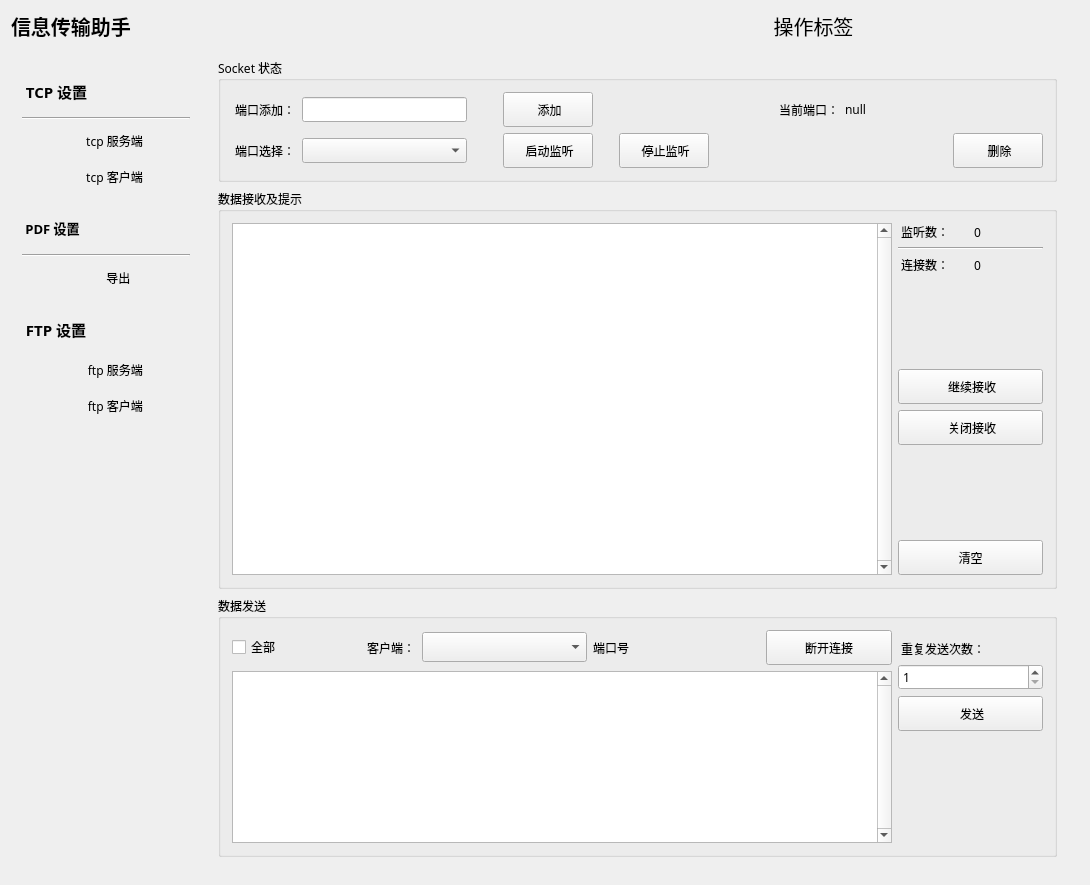
Qt form ExportScannerInfo/ExportScannerInfo.ui (2782694792/InfoTransAssistant) before a commit.
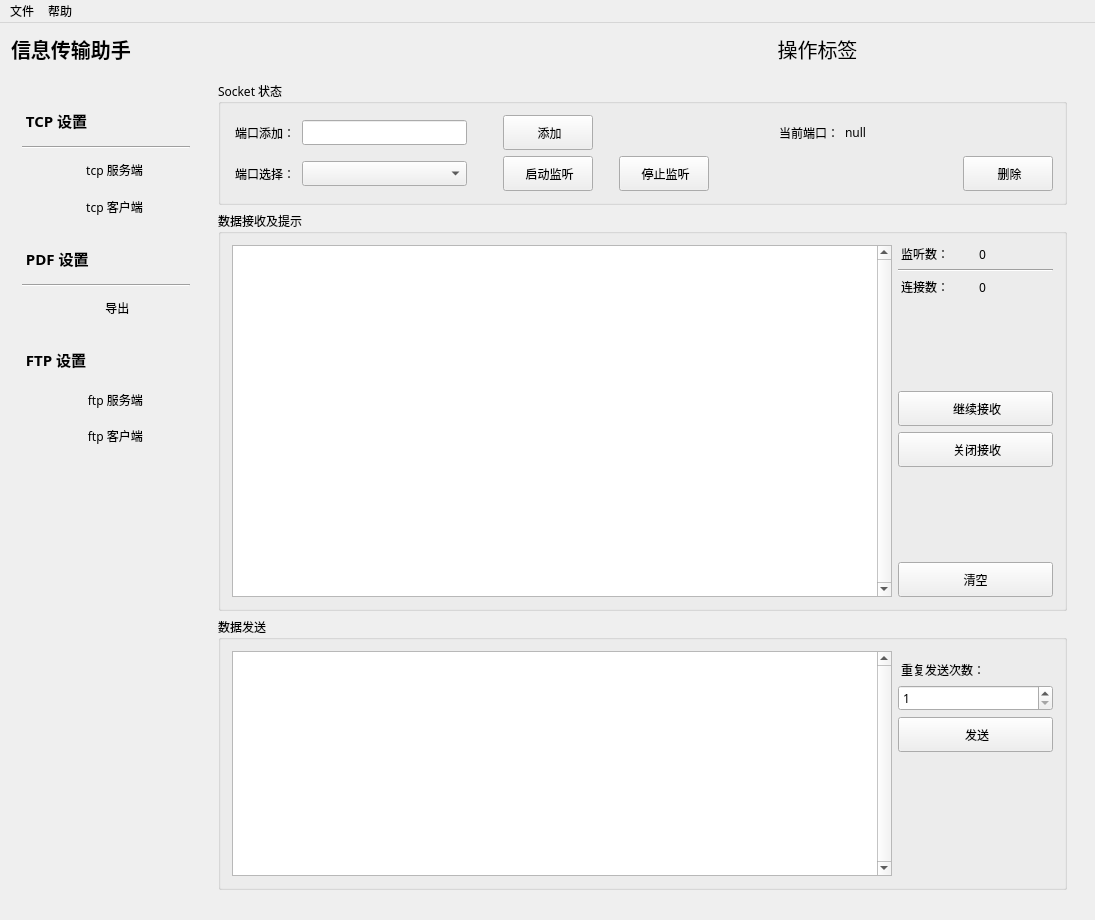
The same form after that commit. The open tabs and pages were chosen to show the change. Icons and pictures are not drawn. Custom widgets are drawn as their Qt base class.

Commit message: fix/fetch - tcps 连接客户端信息更新、丰富枚举类、分配操作日志、tcpc 创建连接并同步

```diff
--- a/ExportScannerInfo/ExportScannerInfo.ui
+++ b/ExportScannerInfo/ExportScannerInfo.ui
@@ -9,8 +9,8 @@
    <rect>
     <x>0</x>
     <y>0</y>
-    <width>1090</width>
-    <height>885</height>
+    <width>1095</width>
+    <height>920</height>
    </rect>
   </property>
   <property name="sizePolicy">
@@ -22,7 +22,7 @@
   <property name="minimumSize">
    <size>
     <width>1090</width>
-    <height>885</height>
+    <height>910</height>
    </size>
   </property>
   <property name="mouseTracking">
@@ -142,6 +142,11 @@
             <height>800</height>
            </size>
           </property>
+          <property name="font">
+           <font>
+            <pointsize>12</pointsize>
+           </font>
+          </property>
           <layout class="QVBoxLayout" name="verticalLayout_14">
            <item>
             <widget class="QLabel" name="TL_TCP">
@@ -181,11 +186,41 @@
             </widget>
            </item>
            <item>
+            <widget class="QGroupBox" name="GB_TCP_SETS">
+             <property name="sizePolicy">
+              <sizepolicy hsizetype="Preferred" vsizetype="Preferred">
+               <horstretch>0</horstretch>
+               <verstretch>0</verstretch>
+              </sizepolicy>
+             </property>
+             <property name="styleSheet">
+              <string notr="true">border: 0px;</string>
+             </property>
+             <property name="title">
+              <string/>
+             </property>
+             <layout class="QVBoxLayout" name="verticalLayout_18">
+              <property name="spacing">
+               <number>7</number>
+              </property>
+              <property name="leftMargin">
+               <number>0</number>
+              </property>
+              <property name="topMargin">
+               <number>0</number>
+              </property>
+              <property name="rightMargin">
+               <number>0</number>
+              </property>
+              <property name="bottomMargin">
+               <number>0</number>
+              </property>
+              <item>
             <layout class="QHBoxLayout" name="horizontalLayout_17">
              <item>
               <widget class="ClickableLabel" name="TL_TCP_SERVER">
                <property name="sizePolicy">
-                <sizepolicy hsizetype="Preferred" vsizetype="Preferred">
+                   <sizepolicy hsizetype="Preferred" vsizetype="Minimum">
                  <horstretch>0</horstretch>
                  <verstretch>0</verstretch>
                 </sizepolicy>
@@ -287,6 +322,9 @@
              </item>
             </layout>
            </item>
+             </layout>
+            </widget>
+           </item>
            <item>
             <spacer name="verticalSpacer">
              <property name="orientation">
@@ -304,9 +342,11 @@
             </spacer>
            </item>
            <item>
+            <layout class="QHBoxLayout" name="horizontalLayout_24">
+             <item>
             <widget class="QLabel" name="TL_PDF">
              <property name="sizePolicy">
-              <sizepolicy hsizetype="Preferred" vsizetype="Preferred">
+                <sizepolicy hsizetype="Expanding" vsizetype="Preferred">
                <horstretch>0</horstretch>
                <verstretch>0</verstretch>
               </sizepolicy>
@@ -320,7 +360,7 @@
              <property name="font">
               <font>
                <family>JetBrains Mono ExtraBold</family>
-               <pointsize>10</pointsize>
+                 <pointsize>11</pointsize>
                <weight>75</weight>
                <bold>true</bold>
               </font>
@@ -337,6 +377,43 @@
             </widget>
            </item>
            <item>
+              <widget class="ClickableLabel" name="TL_PDF_ICON">
+               <property name="sizePolicy">
+                <sizepolicy hsizetype="Fixed" vsizetype="Fixed">
+                 <horstretch>0</horstretch>
+                 <verstretch>0</verstretch>
+                </sizepolicy>
+               </property>
+               <property name="minimumSize">
+                <size>
+                 <width>22</width>
+                 <height>22</height>
+                </size>
+               </property>
+               <property name="styleSheet">
+                <string notr="true">QLabel {
+    border: 0px solid black;
+border-image: url(./images/toDown-arrow.png);    border-radius: 5px;
+}
+
+/* 定义鼠标悬停时的样式 */
+QLabel:hover {
+    border-color: blue;
+    border-image: url(./images/toDown-blue.png);
+}
+
+/* 定义鼠标点击时的样式 */
+QLabel:pressed {
+    border-image: url(./images/toDown-blue.png);}</string>
+               </property>
+               <property name="text">
+                <string/>
+               </property>
+              </widget>
+             </item>
+            </layout>
+           </item>
+           <item>
             <widget class="Line" name="line">
              <property name="sizePolicy">
               <sizepolicy hsizetype="MinimumExpanding" vsizetype="Fixed">
@@ -350,7 +427,64 @@
             </widget>
            </item>
            <item>
+            <layout class="QVBoxLayout" name="VLAYOUT_PDF_SETS">
+             <property name="spacing">
+              <number>7</number>
+             </property>
+             <item>
+              <widget class="QGroupBox" name="GB_PDF_SETS">
+               <property name="enabled">
+                <bool>true</bool>
+               </property>
+               <property name="sizePolicy">
+                <sizepolicy hsizetype="Preferred" vsizetype="Minimum">
+                 <horstretch>0</horstretch>
+                 <verstretch>0</verstretch>
+                </sizepolicy>
+               </property>
+               <property name="minimumSize">
+                <size>
+                 <width>0</width>
+                 <height>30</height>
+                </size>
+               </property>
+               <property name="maximumSize">
+                <size>
+                 <width>16777215</width>
+                 <height>16777215</height>
+                </size>
+               </property>
+               <property name="toolTipDuration">
+                <number>-1</number>
+               </property>
+               <property name="styleSheet">
+                <string notr="true">border: 0px;</string>
+               </property>
+               <property name="alignment">
+                <set>Qt::AlignLeading|Qt::AlignLeft|Qt::AlignVCenter</set>
+               </property>
+               <property name="flat">
+                <bool>false</bool>
+               </property>
             <layout class="QHBoxLayout" name="horizontalLayout_19">
+                <property name="spacing">
+                 <number>7</number>
+                </property>
+                <property name="sizeConstraint">
+                 <enum>QLayout::SetDefaultConstraint</enum>
+                </property>
+                <property name="leftMargin">
+                 <number>0</number>
+                </property>
+                <property name="topMargin">
+                 <number>0</number>
+                </property>
+                <property name="rightMargin">
+                 <number>0</number>
+                </property>
+                <property name="bottomMargin">
+                 <number>0</number>
+                </property>
              <item>
               <widget class="ClickableLabel" name="TL_PDF_EXPORT">
                <property name="sizePolicy">
@@ -365,6 +499,12 @@
                  <height>30</height>
                 </size>
                </property>
+                  <property name="maximumSize">
+                   <size>
+                    <width>16777215</width>
+                    <height>30</height>
+                   </size>
+                  </property>
                <property name="font">
                 <font>
                  <family>微软雅黑</family>
@@ -384,7 +524,7 @@
              <item>
               <widget class="QLabel" name="TL_PDF_EXPORT_ICON">
                <property name="sizePolicy">
-                <sizepolicy hsizetype="Fixed" vsizetype="Preferred">
+                   <sizepolicy hsizetype="Fixed" vsizetype="Minimum">
                  <horstretch>0</horstretch>
                  <verstretch>0</verstretch>
                 </sizepolicy>
@@ -392,12 +532,21 @@
                <property name="minimumSize">
                 <size>
                  <width>35</width>
-                 <height>0</height>
+                    <height>30</height>
+                   </size>
+                  </property>
+                  <property name="maximumSize">
+                   <size>
+                    <width>16777215</width>
+                    <height>30</height>
                 </size>
                </property>
                <property name="text">
                 <string/>
                </property>
+                 </widget>
+                </item>
+               </layout>
               </widget>
              </item>
             </layout>
@@ -453,6 +602,27 @@
             </widget>
            </item>
            <item>
+            <widget class="QGroupBox" name="groupBox_8">
+             <property name="styleSheet">
+              <string notr="true">border: 0px;</string>
+             </property>
+             <property name="title">
+              <string/>
+             </property>
+             <layout class="QVBoxLayout" name="verticalLayout_19">
+              <property name="leftMargin">
+               <number>0</number>
+              </property>
+              <property name="topMargin">
+               <number>0</number>
+              </property>
+              <property name="rightMargin">
+               <number>0</number>
+              </property>
+              <property name="bottomMargin">
+               <number>0</number>
+              </property>
+              <item>
             <layout class="QHBoxLayout" name="horizontalLayout_20">
              <item>
               <widget class="ClickableLabel" name="TL_FTP_SERVER">
@@ -558,6 +728,9 @@
              </item>
             </layout>
            </item>
+             </layout>
+            </widget>
+           </item>
            <item>
             <spacer name="verticalSpacer_3">
              <property name="orientation">
@@ -877,8 +1050,8 @@
              <rect>
               <x>0</x>
               <y>0</y>
-              <width>861</width>
-              <height>821</height>
+              <width>871</width>
+              <height>831</height>
              </rect>
             </property>
             <property name="sizePolicy">
@@ -900,228 +1073,6 @@
              </size>
             </property>
             <layout class="QGridLayout" name="gridLayout_4">
-             <property name="sizeConstraint">
-              <enum>QLayout::SetDefaultConstraint</enum>
-             </property>
-             <property name="spacing">
-              <number>7</number>
-             </property>
-             <item row="2" column="0">
-              <layout class="QHBoxLayout" name="horizontalLayout_9">
-               <item>
-                <widget class="QGroupBox" name="groupBox_2">
-                 <property name="sizePolicy">
-                  <sizepolicy hsizetype="Minimum" vsizetype="Minimum">
-                   <horstretch>0</horstretch>
-                   <verstretch>0</verstretch>
-                  </sizepolicy>
-                 </property>
-                 <property name="minimumSize">
-                  <size>
-                   <width>750</width>
-                   <height>200</height>
-                  </size>
-                 </property>
-                 <property name="title">
-                  <string>数据发送</string>
-                 </property>
-                 <layout class="QHBoxLayout" name="horizontalLayout_13">
-                  <item>
-                   <layout class="QVBoxLayout" name="verticalLayout_10">
-                    <item>
-                     <layout class="QHBoxLayout" name="horizontalLayout_4">
-                      <item>
-                       <widget class="QCheckBox" name="CHB_TCPS_ALL_CLIENT">
-                        <property name="text">
-                         <string>全部</string>
-                        </property>
-                       </widget>
-                      </item>
-                      <item>
-                       <widget class="QLabel" name="label_10">
-                        <property name="sizePolicy">
-                         <sizepolicy hsizetype="Fixed" vsizetype="Preferred">
-                          <horstretch>0</horstretch>
-                          <verstretch>0</verstretch>
-                         </sizepolicy>
-                        </property>
-                        <property name="text">
-                         <string> 客户端：</string>
-                        </property>
-                       </widget>
-                      </item>
-                      <item>
-                       <widget class="QComboBox" name="CB_TCPS_CONTENT_CLIENT_IP">
-                        <property name="minimumSize">
-                         <size>
-                          <width>165</width>
-                          <height>30</height>
-                         </size>
-                        </property>
-                       </widget>
-                      </item>
-                      <item>
-                       <widget class="QLabel" name="LE_TCPS_CONTENT_CLIENT_PORT">
-                        <property name="sizePolicy">
-                         <sizepolicy hsizetype="Preferred" vsizetype="Preferred">
-                          <horstretch>0</horstretch>
-                          <verstretch>0</verstretch>
-                         </sizepolicy>
-                        </property>
-                        <property name="text">
-                         <string>端口号</string>
-                        </property>
-                       </widget>
-                      </item>
-                      <item>
-                       <spacer name="horizontalSpacer_11">
-                        <property name="orientation">
-                         <enum>Qt::Horizontal</enum>
-                        </property>
-                        <property name="sizeType">
-                         <enum>QSizePolicy::Preferred</enum>
-                        </property>
-                        <property name="sizeHint" stdset="0">
-                         <size>
-                          <width>40</width>
-                          <height>20</height>
-                         </size>
-                        </property>
-                       </spacer>
-                      </item>
-                      <item>
-                       <widget class="QPushButton" name="PB_TCPS_DISCONTENT_CLIENT">
-                        <property name="minimumSize">
-                         <size>
-                          <width>90</width>
-                          <height>35</height>
-                         </size>
-                        </property>
-                        <property name="font">
-                         <font>
-                          <family>微软雅黑</family>
-                         </font>
-                        </property>
-                        <property name="styleSheet">
-                         <string notr="true">qproperty-icon: url(&quot;./images/disconnect.png&quot;);</string>
-                        </property>
-                        <property name="text">
-                         <string>断开连接</string>
-                        </property>
-                       </widget>
-                      </item>
-                     </layout>
-                    </item>
-                    <item>
-                     <widget class="QTextEdit" name="TE_TCPS_SEND_CONTENT">
-                      <property name="sizePolicy">
-                       <sizepolicy hsizetype="Minimum" vsizetype="Preferred">
-                        <horstretch>0</horstretch>
-                        <verstretch>0</verstretch>
-                       </sizepolicy>
-                      </property>
-                      <property name="minimumSize">
-                       <size>
-                        <width>660</width>
-                        <height>0</height>
-                       </size>
-                      </property>
-                      <property name="verticalScrollBarPolicy">
-                       <enum>Qt::ScrollBarAlwaysOn</enum>
-                      </property>
-                     </widget>
-                    </item>
-                   </layout>
-                  </item>
-                  <item>
-                   <layout class="QVBoxLayout" name="verticalLayout_9">
-                    <item>
-                     <spacer name="verticalSpacer_6">
-                      <property name="orientation">
-                       <enum>Qt::Vertical</enum>
-                      </property>
-                      <property name="sizeType">
-                       <enum>QSizePolicy::Minimum</enum>
-                      </property>
-                      <property name="sizeHint" stdset="0">
-                       <size>
-                        <width>20</width>
-                        <height>10</height>
-                       </size>
-                      </property>
-                     </spacer>
-                    </item>
-                    <item>
-                     <widget class="QLabel" name="label_6">
-                      <property name="text">
-                       <string> 重复发送次数：</string>
-                      </property>
-                     </widget>
-                    </item>
-                    <item>
-                     <widget class="QSpinBox" name="SB_TCPS_NUM_SEND">
-                      <property name="minimumSize">
-                       <size>
-                        <width>0</width>
-                        <height>0</height>
-                       </size>
-                      </property>
-                      <property name="minimum">
-                       <number>1</number>
-                      </property>
-                      <property name="maximum">
-                       <number>99</number>
-                      </property>
-                     </widget>
-                    </item>
-                    <item>
-                     <widget class="QPushButton" name="PB_TCPS_SEND">
-                      <property name="sizePolicy">
-                       <sizepolicy hsizetype="Minimum" vsizetype="Fixed">
-                        <horstretch>0</horstretch>
-                        <verstretch>0</verstretch>
-                       </sizepolicy>
-                      </property>
-                      <property name="minimumSize">
-                       <size>
-                        <width>0</width>
-                        <height>35</height>
-                       </size>
-                      </property>
-                      <property name="font">
-                       <font/>
-                      </property>
-                      <property name="styleSheet">
-                       <string notr="true">qproperty-icon: url(&quot;./images/send.png&quot;);</string>
-                      </property>
-                      <property name="text">
-                       <string> 发送</string>
-                      </property>
-                     </widget>
-                    </item>
-                    <item>
-                     <spacer name="verticalSpacer_5">
-                      <property name="orientation">
-                       <enum>Qt::Vertical</enum>
-                      </property>
-                      <property name="sizeType">
-                       <enum>QSizePolicy::Expanding</enum>
-                      </property>
-                      <property name="sizeHint" stdset="0">
-                       <size>
-                        <width>40</width>
-                        <height>20</height>
-                       </size>
-                      </property>
-                     </spacer>
-                    </item>
-                   </layout>
-                  </item>
-                 </layout>
-                </widget>
-               </item>
-              </layout>
-             </item>
              <item row="0" column="0">
               <layout class="QHBoxLayout" name="horizontalLayout_11">
                <item>
@@ -1390,22 +1341,6 @@
                       </property>
                      </widget>
                     </item>
-                    <item>
-                     <spacer name="horizontalSpacer_10">
-                      <property name="orientation">
-                       <enum>Qt::Horizontal</enum>
-                      </property>
-                      <property name="sizeType">
-                       <enum>QSizePolicy::Minimum</enum>
-                      </property>
-                      <property name="sizeHint" stdset="0">
-                       <size>
-                        <width>40</width>
-                        <height>20</height>
-                       </size>
-                      </property>
-                     </spacer>
-                    </item>
                     <item>
                      <spacer name="horizontalSpacer_12">
                       <property name="orientation">
@@ -1574,7 +1509,7 @@
                      <widget class="QPushButton" name="PB_TCPS_START_RECV_CONTENT">
                       <property name="minimumSize">
                        <size>
-                        <width>0</width>
+                        <width>90</width>
                         <height>35</height>
                        </size>
                       </property>
@@ -1590,7 +1525,7 @@
                      <widget class="QPushButton" name="PB_TCPS_STOP_RECV_CONTENT">
                       <property name="minimumSize">
                        <size>
-                        <width>0</width>
+                        <width>90</width>
                         <height>35</height>
                        </size>
                       </property>
@@ -1628,7 +1563,7 @@
                       </property>
                       <property name="minimumSize">
                        <size>
-                        <width>0</width>
+                        <width>90</width>
                         <height>35</height>
                        </size>
                       </property>
@@ -1671,6 +1606,142 @@
                </item>
               </layout>
              </item>
+             <item row="2" column="0">
+              <layout class="QHBoxLayout" name="horizontalLayout_25">
+               <item>
+                <layout class="QHBoxLayout" name="horizontalLayout_32">
+                 <item>
+                  <widget class="QGroupBox" name="groupBox_9">
+                   <property name="sizePolicy">
+                    <sizepolicy hsizetype="Minimum" vsizetype="Minimum">
+                     <horstretch>0</horstretch>
+                     <verstretch>0</verstretch>
+                    </sizepolicy>
+                   </property>
+                   <property name="minimumSize">
+                    <size>
+                     <width>750</width>
+                     <height>200</height>
+                    </size>
+                   </property>
+                   <property name="title">
+                    <string>数据发送</string>
+                   </property>
+                   <layout class="QHBoxLayout" name="horizontalLayout_35">
+                    <item>
+                     <layout class="QVBoxLayout" name="verticalLayout_20">
+                      <item>
+                       <widget class="QTextEdit" name="TE_TCPC_SEND_CONTENT_2">
+                        <property name="sizePolicy">
+                         <sizepolicy hsizetype="Minimum" vsizetype="Preferred">
+                          <horstretch>0</horstretch>
+                          <verstretch>0</verstretch>
+                         </sizepolicy>
+                        </property>
+                        <property name="minimumSize">
+                         <size>
+                          <width>660</width>
+                          <height>0</height>
+                         </size>
+                        </property>
+                        <property name="verticalScrollBarPolicy">
+                         <enum>Qt::ScrollBarAlwaysOn</enum>
+                        </property>
+                       </widget>
+                      </item>
+                     </layout>
+                    </item>
+                    <item>
+                     <layout class="QVBoxLayout" name="verticalLayout_21">
+                      <item>
+                       <spacer name="verticalSpacer_12">
+                        <property name="orientation">
+                         <enum>Qt::Vertical</enum>
+                        </property>
+                        <property name="sizeType">
+                         <enum>QSizePolicy::Minimum</enum>
+                        </property>
+                        <property name="sizeHint" stdset="0">
+                         <size>
+                          <width>20</width>
+                          <height>10</height>
+                         </size>
+                        </property>
+                       </spacer>
+                      </item>
+                      <item>
+                       <widget class="QLabel" name="label_20">
+                        <property name="text">
+                         <string> 重复发送次数：</string>
+                        </property>
+                       </widget>
+                      </item>
+                      <item>
+                       <widget class="QSpinBox" name="SB_TCPC_NUM_SEND_2">
+                        <property name="minimumSize">
+                         <size>
+                          <width>0</width>
+                          <height>0</height>
+                         </size>
+                        </property>
+                        <property name="minimum">
+                         <number>1</number>
+                        </property>
+                        <property name="maximum">
+                         <number>99</number>
+                        </property>
+                       </widget>
+                      </item>
+                      <item>
+                       <widget class="QPushButton" name="PB_TCPS_SEND">
+                        <property name="sizePolicy">
+                         <sizepolicy hsizetype="Minimum" vsizetype="Fixed">
+                          <horstretch>0</horstretch>
+                          <verstretch>0</verstretch>
+                         </sizepolicy>
+                        </property>
+                        <property name="minimumSize">
+                         <size>
+                          <width>90</width>
+                          <height>35</height>
+                         </size>
+                        </property>
+                        <property name="font">
+                         <font/>
+                        </property>
+                        <property name="styleSheet">
+                         <string notr="true">qproperty-icon: url(&quot;./images/send.png&quot;);</string>
+                        </property>
+                        <property name="text">
+                         <string> 发送</string>
+                        </property>
+                       </widget>
+                      </item>
+                      <item>
+                       <spacer name="verticalSpacer_13">
+                        <property name="orientation">
+                         <enum>Qt::Vertical</enum>
+                        </property>
+                        <property name="sizeType">
+                         <enum>QSizePolicy::Expanding</enum>
+                        </property>
+                        <property name="sizeHint" stdset="0">
+                         <size>
+                          <width>40</width>
+                          <height>20</height>
+                         </size>
+                        </property>
+                       </spacer>
+                      </item>
+                     </layout>
+                    </item>
+                   </layout>
+                  </widget>
+                 </item>
+                </layout>
+               </item>
+              </layout>
+             </item>
             </layout>
            </widget>
           </widget>
@@ -2217,6 +2288,142 @@
                </item>
               </layout>
              </item>
+             <item row="2" column="0">
+              <layout class="QHBoxLayout" name="horizontalLayout_15">
+               <item>
+                <layout class="QHBoxLayout" name="horizontalLayout_30">
+                 <item>
+                  <widget class="QGroupBox" name="groupBox_6">
+                   <property name="sizePolicy">
+                    <sizepolicy hsizetype="Minimum" vsizetype="Minimum">
+                     <horstretch>0</horstretch>
+                     <verstretch>0</verstretch>
+                    </sizepolicy>
+                   </property>
+                   <property name="minimumSize">
+                    <size>
+                     <width>750</width>
+                     <height>200</height>
+                    </size>
+                   </property>
+                   <property name="title">
+                    <string>数据发送</string>
+                   </property>
+                   <layout class="QHBoxLayout" name="horizontalLayout_31">
+                    <item>
+                     <layout class="QVBoxLayout" name="verticalLayout_15">
+                      <item>
+                       <widget class="QTextEdit" name="TE_TCPS_SEND_CONTENT">
+                        <property name="sizePolicy">
+                         <sizepolicy hsizetype="Minimum" vsizetype="Preferred">
+                          <horstretch>0</horstretch>
+                          <verstretch>0</verstretch>
+                         </sizepolicy>
+                        </property>
+                        <property name="minimumSize">
+                         <size>
+                          <width>660</width>
+                          <height>0</height>
+                         </size>
+                        </property>
+                        <property name="verticalScrollBarPolicy">
+                         <enum>Qt::ScrollBarAlwaysOn</enum>
+                        </property>
+                       </widget>
+                      </item>
+                     </layout>
+                    </item>
+                    <item>
+                     <layout class="QVBoxLayout" name="verticalLayout_16">
+                      <item>
+                       <spacer name="verticalSpacer_10">
+                        <property name="orientation">
+                         <enum>Qt::Vertical</enum>
+                        </property>
+                        <property name="sizeType">
+                         <enum>QSizePolicy::Minimum</enum>
+                        </property>
+                        <property name="sizeHint" stdset="0">
+                         <size>
+                          <width>20</width>
+                          <height>10</height>
+                         </size>
+                        </property>
+                       </spacer>
+                      </item>
+                      <item>
+                       <widget class="QLabel" name="label_16">
+                        <property name="text">
+                         <string> 重复发送次数：</string>
+                        </property>
+                       </widget>
+                      </item>
+                      <item>
+                       <widget class="QSpinBox" name="SB_TCPS_NUM_SEND">
+                        <property name="minimumSize">
+                         <size>
+                          <width>0</width>
+                          <height>0</height>
+                         </size>
+                        </property>
+                        <property name="minimum">
+                         <number>1</number>
+                        </property>
+                        <property name="maximum">
+                         <number>99</number>
+                        </property>
+                       </widget>
+                      </item>
+                      <item>
+                       <widget class="QPushButton" name="PB_TCPC_SEND">
+                        <property name="sizePolicy">
+                         <sizepolicy hsizetype="Minimum" vsizetype="Fixed">
+                          <horstretch>0</horstretch>
+                          <verstretch>0</verstretch>
+                         </sizepolicy>
+                        </property>
+                        <property name="minimumSize">
+                         <size>
+                          <width>90</width>
+                          <height>35</height>
+                         </size>
+                        </property>
+                        <property name="font">
+                         <font/>
+                        </property>
+                        <property name="styleSheet">
+                         <string notr="true">qproperty-icon: url(&quot;./images/send.png&quot;);</string>
+                        </property>
+                        <property name="text">
+                         <string> 发送</string>
+                        </property>
+                       </widget>
+                      </item>
+                      <item>
+                       <spacer name="verticalSpacer_11">
+                        <property name="orientation">
+                         <enum>Qt::Vertical</enum>
+                        </property>
+                        <property name="sizeType">
+                         <enum>QSizePolicy::Expanding</enum>
+                        </property>
+                        <property name="sizeHint" stdset="0">
+                         <size>
+                          <width>40</width>
+                          <height>20</height>
+                         </size>
+                        </property>
+                       </spacer>
+                      </item>
+                     </layout>
+                    </item>
+                   </layout>
+                  </widget>
+                 </item>
+                </layout>
+               </item>
+              </layout>
+             </item>
             </layout>
            </widget>
           </widget>
@@ -2251,6 +2458,52 @@
     </item>
    </layout>
   </widget>
+  <widget class="QMenuBar" name="menuBar">
+   <property name="geometry">
+    <rect>
+     <x>0</x>
+     <y>0</y>
+     <width>1095</width>
+     <height>26</height>
+    </rect>
+   </property>
+   <widget class="QMenu" name="menu">
+    <property name="title">
+     <string>文件</string>
+    </property>
+    <addaction name="action"/>
+    <addaction name="actionExit"/>
+   </widget>
+   <widget class="QMenu" name="menu_2">
+    <property name="title">
+     <string>帮助</string>
+    </property>
+    <addaction name="action_5"/>
+    <addaction name="action_6"/>
+   </widget>
+   <addaction name="menu"/>
+   <addaction name="menu_2"/>
+  </widget>
+  <action name="action">
+   <property name="text">
+    <string>新建窗口</string>
+   </property>
+  </action>
+  <action name="actionExit">
+   <property name="text">
+    <string>Exit</string>
+   </property>
+  </action>
+  <action name="action_5">
+   <property name="text">
+    <string>教程</string>
+   </property>
+  </action>
+  <action name="action_6">
+   <property name="text">
+    <string>关于</string>
+   </property>
+  </action>
  </widget>
  <layoutdefault spacing="6" margin="11"/>
  <customwidgets>
```
Left out of the diff: 525 changed lines with no effect on the pictures. Lines whose indentation alone changed are shown as unchanged. The commit also changes 21 other files.
